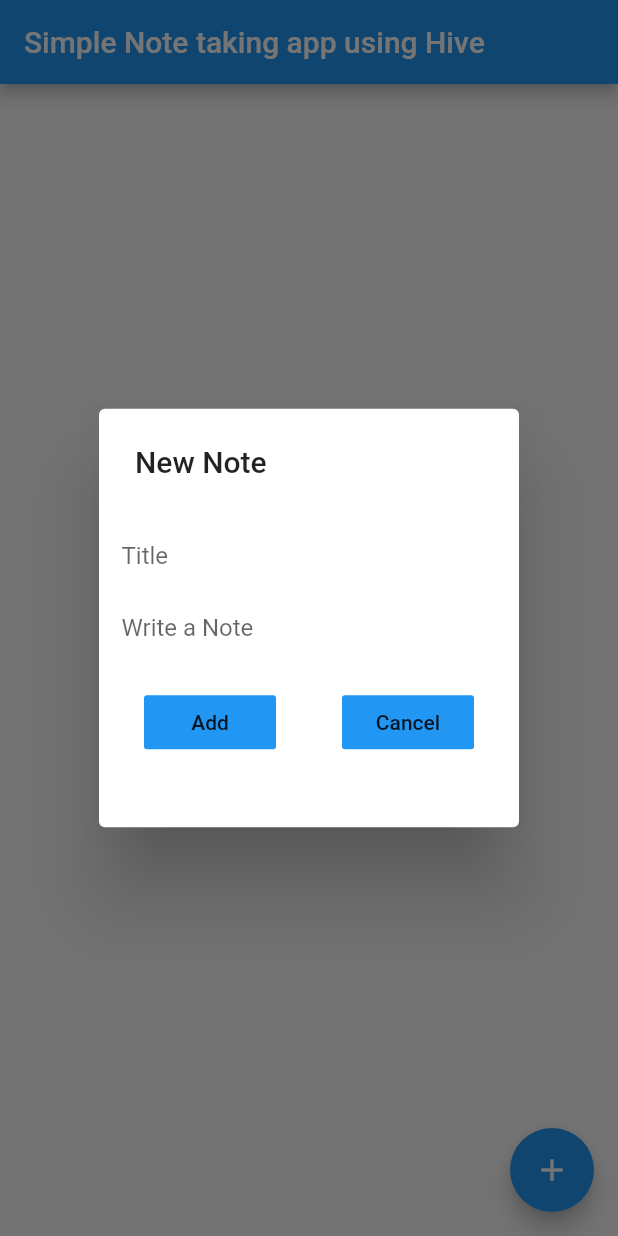
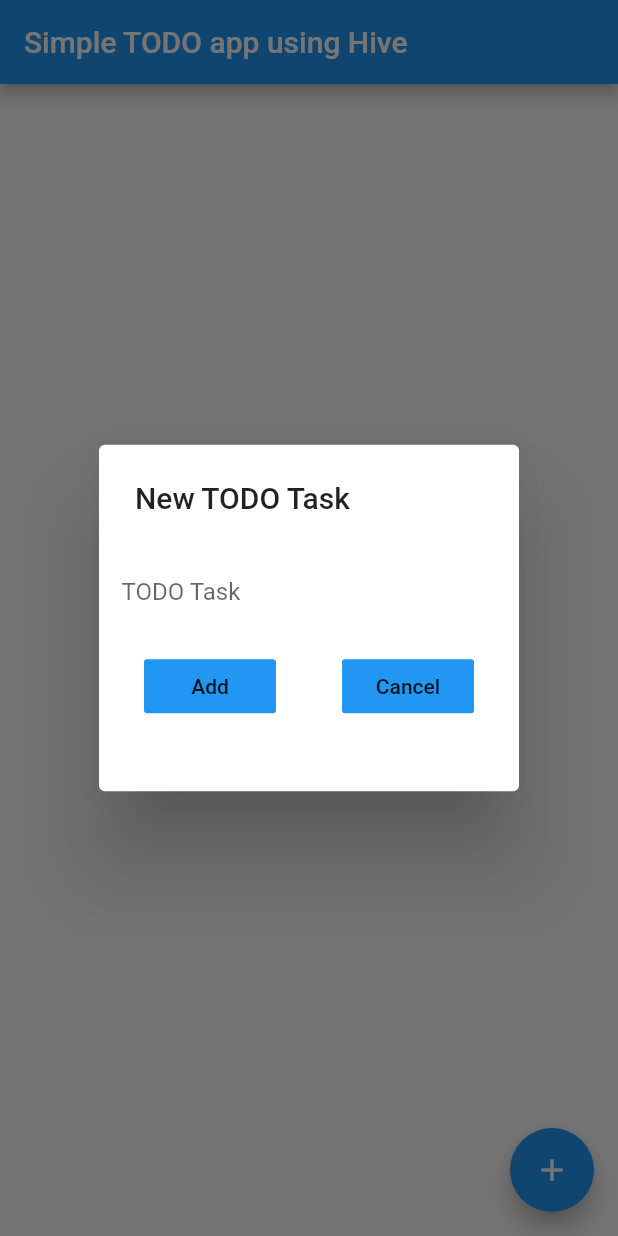
Before and after one commit to vivekpatel99/simple_todo_app_Hive_flutter, a Flutter app: the screen it shows after launch, after a tap on the "add" icon, on a phone screen of 412 x 824 dp. Run offline on Flutter 3.47's test engine with Material 2 defaults, Android fonts, the phone set to English and light mode, and no system bars; our stand-ins replace hive, hive_flutter; accounts and stored records are empty; generated files the repository leaves out were written again.

Commit message:
ValueListenableBuilder implemented

```diff
--- a/lib/main.dart
+++ b/lib/main.dart
@@ -1,7 +1,7 @@
 import 'package:flutter/material.dart';
 import 'package:hive/hive.dart';
 import 'package:hive_db_example/my_home_page.dart';
-import 'package:hive_db_example/note_model.dart';
+import 'package:hive_db_example/task_model.dart';
 import 'package:path_provider/path_provider.dart' as path_provider;
 
 void main() async {
@@ -9,8 +9,8 @@ void main() async {
   final applicatonDocumentDir =
       await path_provider.getApplicationDocumentsDirectory();
   Hive.init(applicatonDocumentDir.path);
-  Hive.registerAdapter(NoteAdapter());
-  await Hive.openBox<Note>('notes');
+  Hive.registerAdapter(TaskAdapter());
+  await Hive.openBox<Task>('TODOs');
   runApp(MyApp());
 }
 
@@ -18,7 +18,7 @@ class MyApp extends StatelessWidget {
   @override
   Widget build(BuildContext context) {
     return MaterialApp(
-      title: 'Simple Note Taking App Using Hive',
+      title: 'Simple TODO App Using Hive',
       theme: ThemeData(
         primarySwatch: Colors.blue,
         visualDensity: VisualDensity.adaptivePlatformDensity,
--- a/lib/my_home_page.dart
+++ b/lib/my_home_page.dart
@@ -1,6 +1,7 @@
 import 'package:flutter/material.dart';
 import 'package:hive/hive.dart';
-import 'package:hive_db_example/note_model.dart';
+import 'package:hive_db_example/task_model.dart';
+import 'package:hive_flutter/hive_flutter.dart';
 
 class MyHomePage extends StatefulWidget {
   @override
@@ -8,41 +9,40 @@ class MyHomePage extends StatefulWidget {
 }
 
 class _MyHomePageState extends State<MyHomePage> {
-  String title;
-  String newNote;
-  Note note;
+  String inputTask;
 
-  final notesBox = Hive.box<Note>('notes');
+  Task _task;
 
-  void _addNote(Note inputNote) {
-    notesBox.add(Note(title: inputNote.title, note: inputNote.note));
-    setState(() {});
+  Box<Task> todosBox;
+
+  void _addTodo(Task inputTodo) {
+    todosBox.add(Task(task: inputTodo.task));
   }
 
   @override
   Widget build(BuildContext context) {
-    notesBox.clear();
+    // notesBox.clear();
     return Scaffold(
       appBar: AppBar(
-        title: Text('Simple Note taking app using Hive'),
+        title: Text('Simple TODO app using Hive'),
       ),
-      body: ListView.builder(
-          itemCount: notesBox.length,
-          itemBuilder: (BuildContext context, int index) {
-            final note = notesBox.get(index);
-            print('yahoo');
-            return ListTile(
-              title: Text(note.title),
-              subtitle: Text(note.note),
-              onLongPress: () {
-                notesBox.deleteAt(index);
-                print('Note is deleted');
-              },
-            );
+      body: ValueListenableBuilder(
+          valueListenable: Hive.box<Task>('TODOs').listenable(),
+          builder: (context, Box<Task> _notesBox, _) {
+            todosBox = _notesBox;
+            return ListView.builder(
+                itemCount: _notesBox.values.length,
+                itemBuilder: (BuildContext context, int index) {
+                  final todo = todosBox.getAt(index);
+                  return ListTile(
+                    title: Text(todo.task),
+                    onLongPress: () => todosBox.deleteAt(index),
+                  );
+                });
           }),
       floatingActionButton: FloatingActionButton(
         onPressed: () => _simpleDialog(),
-        tooltip: 'AddNewNote',
+        tooltip: 'AddNewTODOTask',
         child: Icon(Icons.add),
       ),
     );
@@ -53,7 +53,7 @@ class _MyHomePageState extends State<MyHomePage> {
       context: context,
       builder: (BuildContext context) {
         return SimpleDialog(
-          title: const Text('New Note'),
+          title: const Text('New TODO Task'),
           children: <Widget>[
             Center(
               child: Padding(
@@ -63,7 +63,7 @@ class _MyHomePageState extends State<MyHomePage> {
                   children: [
                     TextField(
                       decoration: InputDecoration(
-                        hintText: 'Title',
+                        hintText: 'TODO Task',
                         focusedBorder: OutlineInputBorder(
                           borderSide: BorderSide(
                             color: Colors.blue,
@@ -71,19 +71,7 @@ class _MyHomePageState extends State<MyHomePage> {
                         ),
                         border: InputBorder.none,
                       ),
-                      onChanged: (value) => title = value,
-                    ),
-                    TextField(
-                      decoration: InputDecoration(
-                        hintText: 'Write a Note',
-                        focusedBorder: OutlineInputBorder(
-                          borderSide: BorderSide(
-                            color: Colors.blue,
-                          ),
-                        ),
-                        border: InputBorder.none,
-                      ),
-                      onChanged: (value) => newNote = value,
+                      onChanged: (value) => inputTask = value,
                     ),
                     Padding(
                       padding: const EdgeInsets.all(15.0),
@@ -93,16 +81,15 @@ class _MyHomePageState extends State<MyHomePage> {
                           FlatButton(
                             color: Colors.blue,
                             onPressed: () {
-                              print('button clicked');
-                              note = Note(title: title, note: newNote);
-                              _addNote(note);
+                              _task = Task(task: inputTask);
+                              _addTodo(_task);
                               Navigator.pop(context);
                             },
                             child: Text('Add'),
                           ),
                           FlatButton(
                             color: Colors.blue,
-                            onPressed: () {},
+                            onPressed: () => Navigator.pop(context),
                             child: Text('Cancel'),
                           )
                         ],
@@ -120,7 +107,11 @@ class _MyHomePageState extends State<MyHomePage> {
 
   @override
   void dispose() {
-    notesBox.close();
+    // remove the deleted index holes/slots from database
+    // to free up the space
+    todosBox.compact();
+
+    todosBox.close();
     super.dispose();
   }
 }
--- a/lib/note_model.dart
+++ /dev/null
@@ -1,15 +0,0 @@
-import 'package:flutter/material.dart';
-import 'package:hive/hive.dart';
-
-part 'note_model.g.dart';
-
-@HiveType(typeId: 0)
-class Note {
-  @HiveField(0)
-  String title;
-
-  @HiveField(1)
-  String note;
-
-  Note({@required this.title, @required this.note});
-}
--- /dev/null
+++ b/lib/task_model.dart
@@ -0,0 +1,14 @@
+import 'package:hive/hive.dart';
+
+part 'task_model.g.dart';
+
+@HiveType(typeId: 0)
+class Task {
+  @HiveField(0)
+  String task;
+
+  // @HiveField(1)
+  // bool checked;
+
+  Task({this.task});
+}
```
Also changed, not shown: lib/task_model.g.dart.
